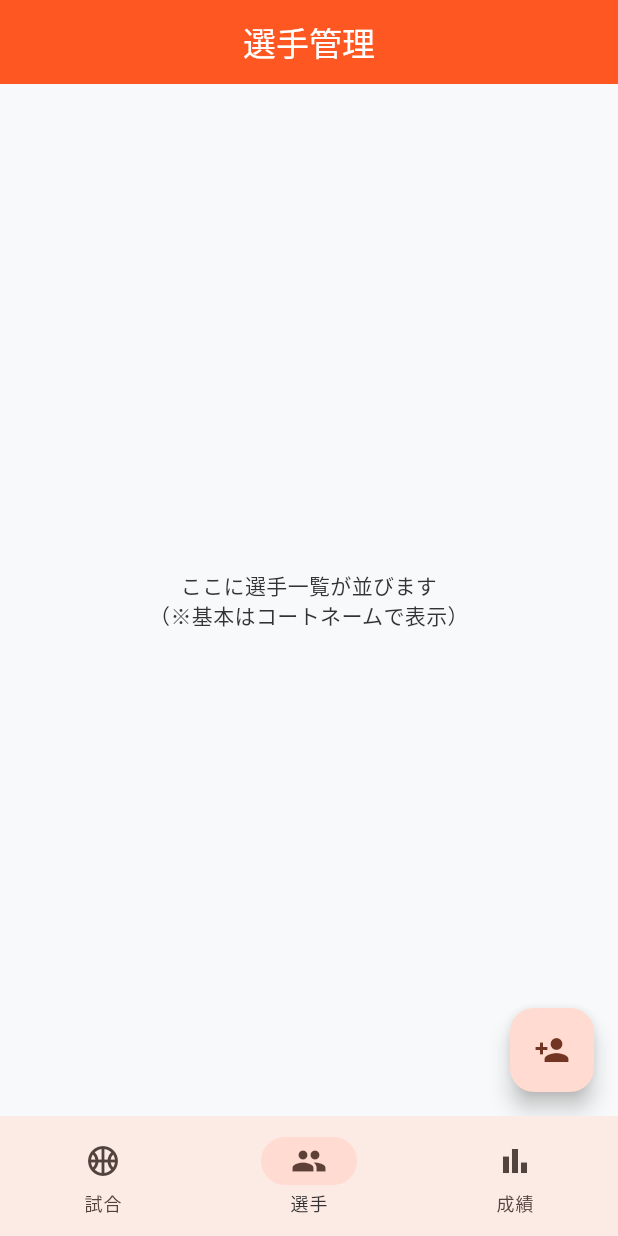
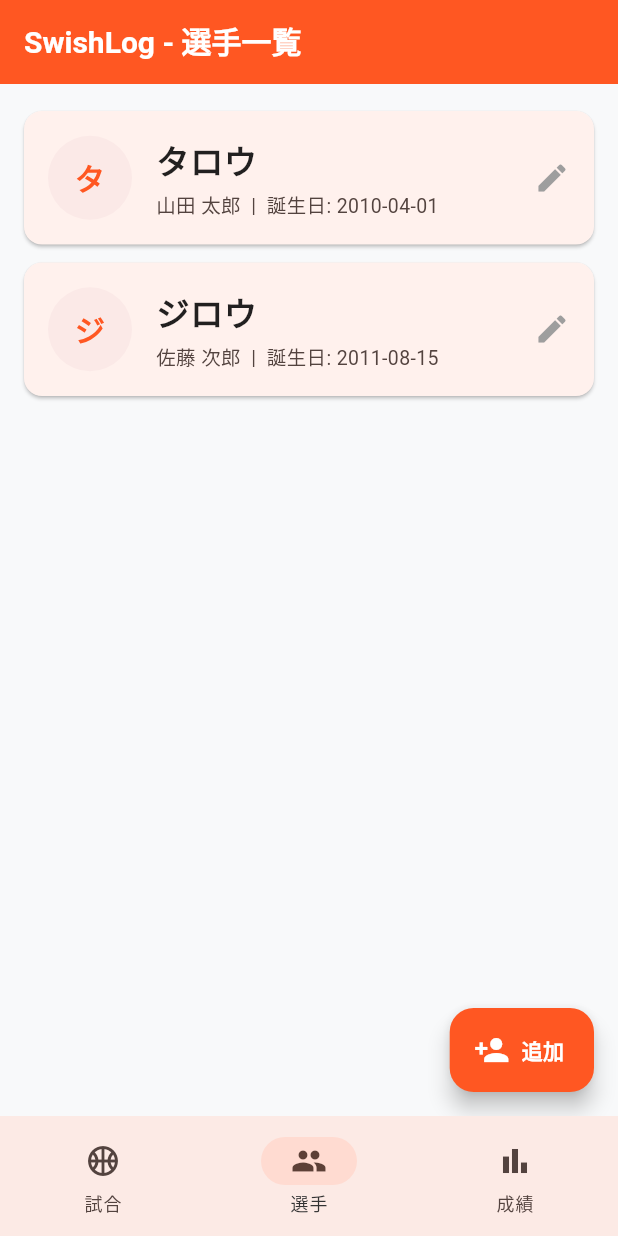
Before and after one commit to johnta114/SwishLog, a Flutter app: the screen it shows after launch, item 2 of the bottom bar chosen, on a phone screen of 412 x 824 dp. Run offline on Flutter 3.47's test engine with Material 3 defaults, Android fonts, the phone set to English and light mode, and no system bars; our stand-ins replace sqflite; accounts and stored records are empty.

Commit message:
feat: 選手一覧画面の実装とDB拡張（U12対応）、スタッツUIの改善
- データベースの拡張
  - U12ルール（3Pシュート無効）に対応するための `is_u12` フラグを試合テーブルに追加
  - 対戦相手テーブルに `prefecture`（都道府県）と `coach_contact`（監督連絡先）を追加
- 選手登録・一覧画面（players_screen）の新規作成
  - コートネームをメインに据えたリスト表示の実装
  - 新規登録フォームの実装（必須マークの明記、誕生日へのカレンダーUI導入）
- スタッツ入力画面（ショットチャート）のUX改善
  - コート図の描画ロジックを上下反転し、バスケットゴールが画面上部に配置されるよう修正
  - ヘッダーを左寄せ（YouTube風）に変更
  - Undoボタンとログ一覧ボタンを直前アクションログの右側に移動し、指の動線を最適化

```diff
--- a/lib/main.dart
+++ b/lib/main.dart
@@ -1,5 +1,6 @@
 import 'package:flutter/material.dart';
 import 'screens/stats_entry_screen.dart';
+import 'screens/players_screen.dart'; // 追加
 
 void main() {
   runApp(const SwishLogApp());
@@ -43,10 +44,10 @@ class MainScreen extends StatefulWidget {
 class _MainScreenState extends State<MainScreen> {
   int _currentIndex = 0;
 
-  // 各タブの画面（現在はプレースホルダー）
+  // 各タブの画面
   final List<Widget> _screens = [
-    const StatsEntryScreen(), // モック画面をここに設定
-    const PlayersScreenPlaceholder(),
+    const StatsEntryScreen(),
+    const PlayersScreen(), // モックから実際の画面に置き換え
     const StatsScreenPlaceholder(),
   ];
 
--- /dev/null
+++ b/lib/screens/players_screen.dart
@@ -0,0 +1,172 @@
+import 'package:flutter/material.dart';
+
+class PlayersScreen extends StatefulWidget {
+  const PlayersScreen({super.key});
+
+  @override
+  State<PlayersScreen> createState() => _PlayersScreenState();
+}
+
+class _PlayersScreenState extends State<PlayersScreen> {
+  // ブラウザ(Chrome)での動作確認用に、一時的にメモリ上で管理するリスト
+  // 実際のスマホアプリ化の際は、ここで DatabaseHelper を呼び出して保存します。
+  final List<Map<String, String>> _players = [
+    {'last_name': '山田', 'first_name': '太郎', 'court_name': 'タロウ', 'birth_date': '2010-04-01'},
+    {'last_name': '佐藤', 'first_name': '次郎', 'court_name': 'ジロウ', 'birth_date': '2011-08-15'},
+  ];
+
+  // 選手追加の入力モーダルを表示
+  void _showAddPlayerModal() {
+    final lastCtrl = TextEditingController();
+    final firstCtrl = TextEditingController();
+    final courtCtrl = TextEditingController();
+    final birthCtrl = TextEditingController();
+
+    showModalBottomSheet(
+      context: context,
+      isScrollControlled: true,
+      shape: const RoundedRectangleBorder(
+        borderRadius: BorderRadius.vertical(top: Radius.circular(20)),
+      ),
+      builder: (context) {
+        return Padding(
+          // キーボードが表示された際に隠れないように余白を確保
+          padding: EdgeInsets.only(
+            bottom: MediaQuery.of(context).viewInsets.bottom,
+            left: 24, right: 24, top: 24
+          ),
+          child: Column(
+            mainAxisSize: MainAxisSize.min,
+            children: [
+              const Text('新規選手登録', style: TextStyle(fontSize: 18, fontWeight: FontWeight.bold)),
+              const SizedBox(height: 16),
+
+              Row(
+                children: [
+                  Expanded(child: TextField(controller: lastCtrl, decoration: const InputDecoration(labelText: '氏（苗字）', border: OutlineInputBorder()))),
+                  const SizedBox(width: 16),
+                  Expanded(child: TextField(controller: firstCtrl, decoration: const InputDecoration(labelText: '名', border: OutlineInputBorder()))),
+                ],
+              ),
+              const SizedBox(height: 16),
+
+              TextField(
+                controller: courtCtrl,
+                decoration: const InputDecoration(labelText: 'コートネーム *', border: OutlineInputBorder()),
+                style: const TextStyle(fontWeight: FontWeight.bold, fontSize: 18), // コートネームを強調
+              ),
+              const SizedBox(height: 16),
+
+              TextField(
+                controller: birthCtrl,
+                readOnly: true, // キーボードを出さない
+                decoration: const InputDecoration(
+                  labelText: '誕生日',
+                  border: OutlineInputBorder(),
+                  hintText: 'カレンダーから選択',
+                  suffixIcon: Icon(Icons.calendar_today),
+                ),
+                onTap: () async {
+                  // カレンダーピッカーを表示
+                  final DateTime? picked = await showDatePicker(
+                    context: context,
+                    initialDate: DateTime(2012, 1, 1), // U12を想定して初期値を2012年付近に
+                    firstDate: DateTime(1950),
+                    lastDate: DateTime.now(),
+                  );
+                  if (picked != null) {
+                    // YYYY-MM-DD 形式でテキストフィールドにセット
+                    birthCtrl.text = "\${picked.year}-\${picked.month.toString().padLeft(2, '0')}-\${picked.day.toString().padLeft(2, '0')}";
+                  }
+                },
+              ),
+              const SizedBox(height: 24),
+
+              ElevatedButton(
+                onPressed: () {
+                  if (courtCtrl.text.isEmpty) return; // コートネーム必須
+                  setState(() {
+                    _players.add({
+                      'last_name': lastCtrl.text,
+                      'first_name': firstCtrl.text,
+                      'court_name': courtCtrl.text,
+                      'birth_date': birthCtrl.text,
+                    });
+                  });
+                  Navigator.pop(context);
+                },
+                style: ElevatedButton.styleFrom(
+                  backgroundColor: Colors.deepOrange,
+                  minimumSize: const Size.fromHeight(50),
+                  shape: RoundedRectangleBorder(borderRadius: BorderRadius.circular(12)),
+                ),
+                child: const Text('登録する', style: TextStyle(color: Colors.white, fontSize: 16, fontWeight: FontWeight.bold)),
+              ),
+              const SizedBox(height: 24),
+            ],
+          ),
+        );
+      }
+    );
+  }
+
+  @override
+  Widget build(BuildContext context) {
+    return Scaffold(
+      appBar: AppBar(
+        title: const Text('SwishLog - 選手一覧', style: TextStyle(fontSize: 20, fontWeight: FontWeight.bold)),
+        centerTitle: false,
+      ),
+      body: _players.isEmpty
+        ? const Center(
+            child: Text('まだ選手が登録されていません。\n右下の ＋ ボタンから登録してください。', textAlign: TextAlign.center)
+          )
+        : ListView.builder(
+            padding: const EdgeInsets.only(bottom: 80, top: 12),
+            itemCount: _players.length,
+            itemBuilder: (context, index) {
+              final p = _players[index];
+              return Card(
+                margin: const EdgeInsets.symmetric(horizontal: 16, vertical: 6),
+                elevation: 1,
+                shape: RoundedRectangleBorder(borderRadius: BorderRadius.circular(12)),
+                child: ListTile(
+                  contentPadding: const EdgeInsets.symmetric(horizontal: 16, vertical: 8),
+                  leading: CircleAvatar(
+                    backgroundColor: Colors.deepOrange.shade50,
+                    radius: 28,
+                    child: Text(
+                      p['court_name']!.substring(0, 1), // コートネームの1文字目
+                      style: const TextStyle(color: Colors.deepOrange, fontWeight: FontWeight.bold, fontSize: 20),
+                    ),
+                  ),
+                  // 方針通り、コートネームをメインで一番大きく表示する
+                  title: Text(
+                    p['court_name']!,
+                    style: const TextStyle(fontWeight: FontWeight.bold, fontSize: 22, color: Colors.black87)
+                  ),
+                  subtitle: Padding(
+                    padding: const EdgeInsets.only(top: 4.0),
+                    child: Text(
+                      '${p['last_name']} ${p['first_name']}  |  誕生日: ${p['birth_date']}',
+                      style: const TextStyle(fontSize: 13),
+                    ),
+                  ),
+                  trailing: const Icon(Icons.edit, color: Colors.grey),
+                  onTap: () {
+                    // タップで編集画面（今後の実装）
+                  },
+                ),
+              );
+            }
+          ),
+      // 右下の追加ボタン
+      floatingActionButton: FloatingActionButton.extended(
+        onPressed: _showAddPlayerModal,
+        backgroundColor: Colors.deepOrange,
+        icon: const Icon(Icons.person_add, color: Colors.white),
+        label: const Text('追加', style: TextStyle(color: Colors.white, fontWeight: FontWeight.bold)),
+      ),
+    );
+  }
+}
```
Also changed, not shown: lib/database/database_helper.dart (+6 -4 lines).
